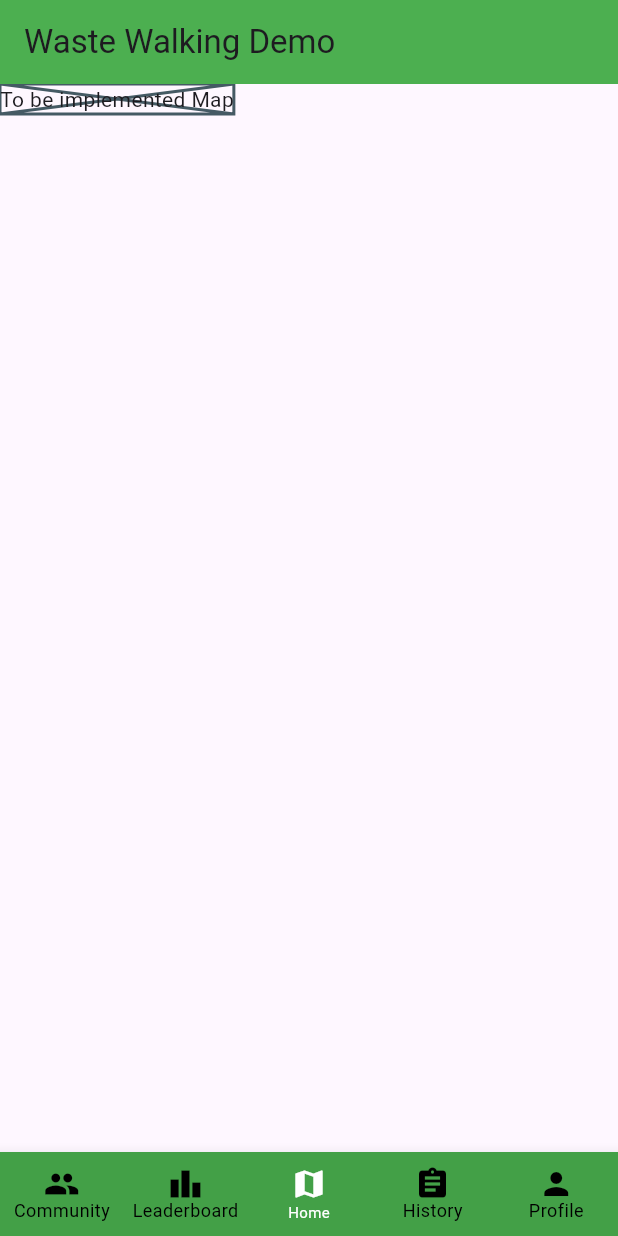
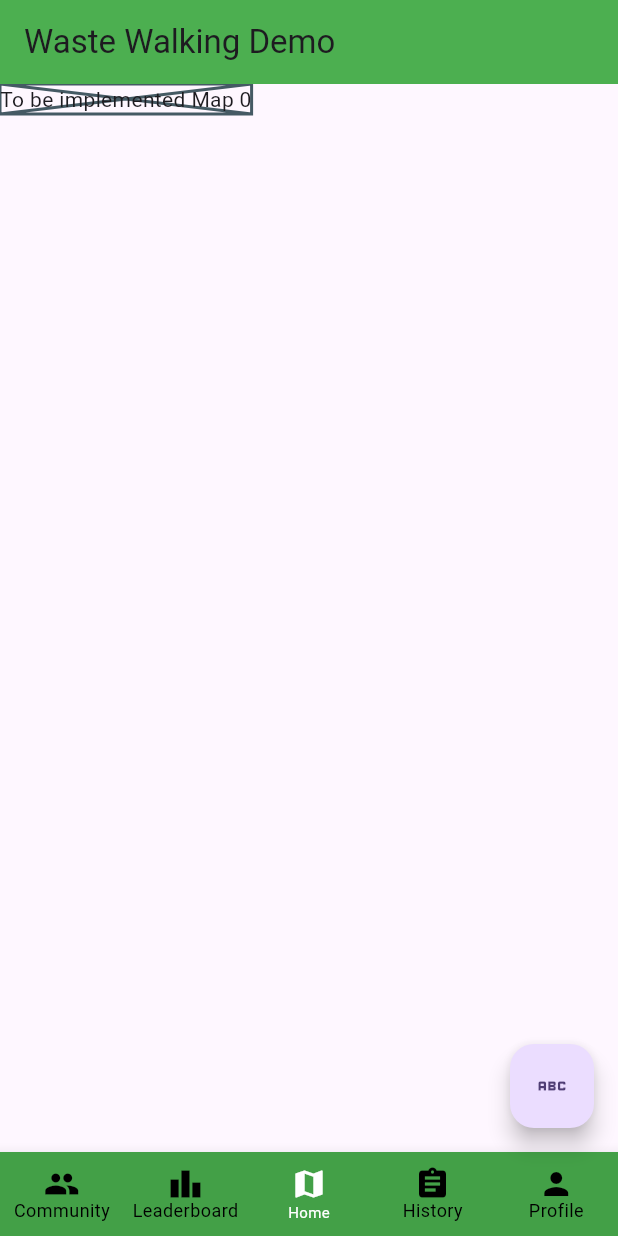
Before and after one commit to weinberm/test, a Flutter app: the screen it shows after launch, on a phone screen of 412 x 824 dp. Run offline on Flutter 3.47's test engine with Material 2 defaults, Android fonts, the light colour scheme and no system bars; our stand-ins replace location; missing offline and left inert: amplify_api, amplify_core, amplify_flutter.

Commit message:
Weiterreichen von ViewModels entlang des Baums, Hinzufügen weitere

```diff
--- a/lib/viewmodels/history_viewmodel.dart
+++ b/lib/viewmodels/history_viewmodel.dart
@@ -0,0 +1,3 @@
+import 'package:flutter/material.dart';
+
+class HistoryViewModel extends ChangeNotifier {}
--- a/lib/viewmodels/main_viewmodel.dart
+++ b/lib/viewmodels/main_viewmodel.dart
@@ -1,4 +1,6 @@
 import 'package:flutter/material.dart';
+import 'package:waste_walking_ba/viewmodels/history_viewmodel.dart';
+import 'package:waste_walking_ba/viewmodels/map_viewmodel.dart';
 
 import 'package:waste_walking_ba/views/tab_views/community_tab_view.dart';
 import 'package:waste_walking_ba/views/tab_views/history_tab_view.dart';
@@ -6,24 +8,44 @@ import 'package:waste_walking_ba/views/tab_views/leaderboard_tab_view.dart';
 import 'package:waste_walking_ba/views/tab_views/map_tab_view.dart';
 import 'package:waste_walking_ba/views/tab_views/profile_tab_view.dart';
 
+import 'package:provider/provider.dart';
+
 class MainViewModel extends ChangeNotifier {
   int selectedIndex = 2;
+  int counter = 0;
 
   void changeTabIndex(int index) {
     selectedIndex = index;
     notifyListeners();
   }
 
-  Widget getTabAtIndex() {
+  void incrementCounter() {
+    counter++;
+    notifyListeners();
+  }
+
+  Widget getTabAtIndex(MainViewModel mainViewModel) {
     switch (selectedIndex) {
       case 0:
         return CommunityTabView();
       case 1:
         return LeaderboardTabView();
       case 2:
-        return MapTabView();
+        return ChangeNotifierProvider(
+            create: (context) => MapViewModel(),
+            builder: (context, child) {
+              return MapTabView(
+                  mapViewModel: Provider.of<MapViewModel>(context),
+                  mainViewModel: mainViewModel);
+            });
       case 3:
-        return HistoryTabView();
+        return ChangeNotifierProvider(
+            create: (context) => HistoryViewModel(),
+            builder: (context, child) {
+              return HistoryTabView(
+                  historyViewModel: Provider.of<HistoryViewModel>(context),
+                  mainViewModel: mainViewModel);
+            });
       case 4:
         return ProfileTabView();
       default:
--- a/lib/viewmodels/map_viewmodel.dart
+++ b/lib/viewmodels/map_viewmodel.dart
@@ -0,0 +1,3 @@
+import 'package:flutter/material.dart';
+
+class MapViewModel extends ChangeNotifier {}
--- a/lib/views/main_view.dart
+++ b/lib/views/main_view.dart
@@ -87,15 +87,14 @@ class MainView extends StatelessWidget {
         selectedIndex: viewModel.selectedIndex,
         onItemTapped: viewModel.changeTabIndex,
       ),
-      body: viewModel.getTabAtIndex(),
+      body: viewModel.getTabAtIndex(viewModel),
       floatingActionButton: Column(
         mainAxisAlignment: MainAxisAlignment.end,
         children: [
-          // FloatingActionButton(
-          //   onPressed: viewModel.lockPosition,
-          //   child:
-          //       Icon(viewModel.started ? Icons.stop_circle : Icons.play_circle),
-          // ),
+          FloatingActionButton(
+            onPressed: viewModel.incrementCounter,
+            child: Icon(Icons.abc),
+          ),
           // SizedBox(
           //   height: 10,
           // ),
--- a/lib/views/tab_views/map_tab_view.dart
+++ b/lib/views/tab_views/map_tab_view.dart
@@ -1,17 +1,18 @@
 import 'package:flutter/material.dart';
 
-class MapTabView extends StatefulWidget {
-  const MapTabView({super.key});
+import 'package:waste_walking_ba/viewmodels/main_viewmodel.dart';
+import 'package:waste_walking_ba/viewmodels/map_viewmodel.dart';
+
+class MapTabView extends StatelessWidget {
+  const MapTabView({required this.mainViewModel, required this.mapViewModel});
+
+  final MainViewModel mainViewModel;
+  final MapViewModel mapViewModel;
 
   @override
-  State<MapTabView> createState() => _MapTabViewState();
-}
-
-class _MapTabViewState extends State<MapTabView> {
-  @override
   Widget build(BuildContext context) {
-    return const Placeholder(
-      child: Text("To be implemented Map"),
+    return Placeholder(
+      child: Text("To be implemented Map " + mainViewModel.counter.toString()),
     );
   }
 }
```
Also changed, not shown: lib/views/map.dart (deleted, +0 -98 lines), lib/views/tab_views/history_tab_view.dart (+12 -9 lines).
